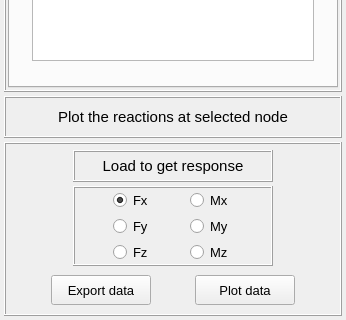
First picture: the form in pulse/interface/data/ui_files/plots/results/structural/get_reactions_for_harmonic_analysis.ui, repository open-pulse/OpenPulse, before the edit; both pictures show x 0 to 346 and y 258 to 578 of the 346 by 578 pixel window.
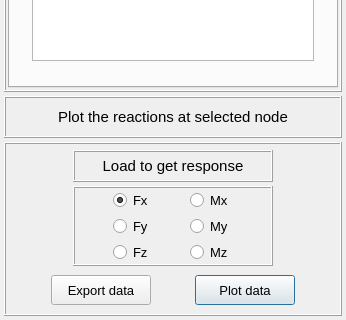
Second picture: the form after the edit.

Patch:
```diff
--- a/pulse/interface/data/ui_files/plots/results/structural/get_reactions_for_harmonic_analysis.ui
+++ b/pulse/interface/data/ui_files/plots/results/structural/get_reactions_for_harmonic_analysis.ui
@@ -1371,6 +1371,9 @@
            <property name="text">
             <string>Plot data</string>
            </property>
+           <property name="default">
+            <bool>true</bool>
+           </property>
           </widget>
          </item>
          <item row="0" column="1">
```
Left out of the diff: 16 changed lines with no effect on the pictures.
